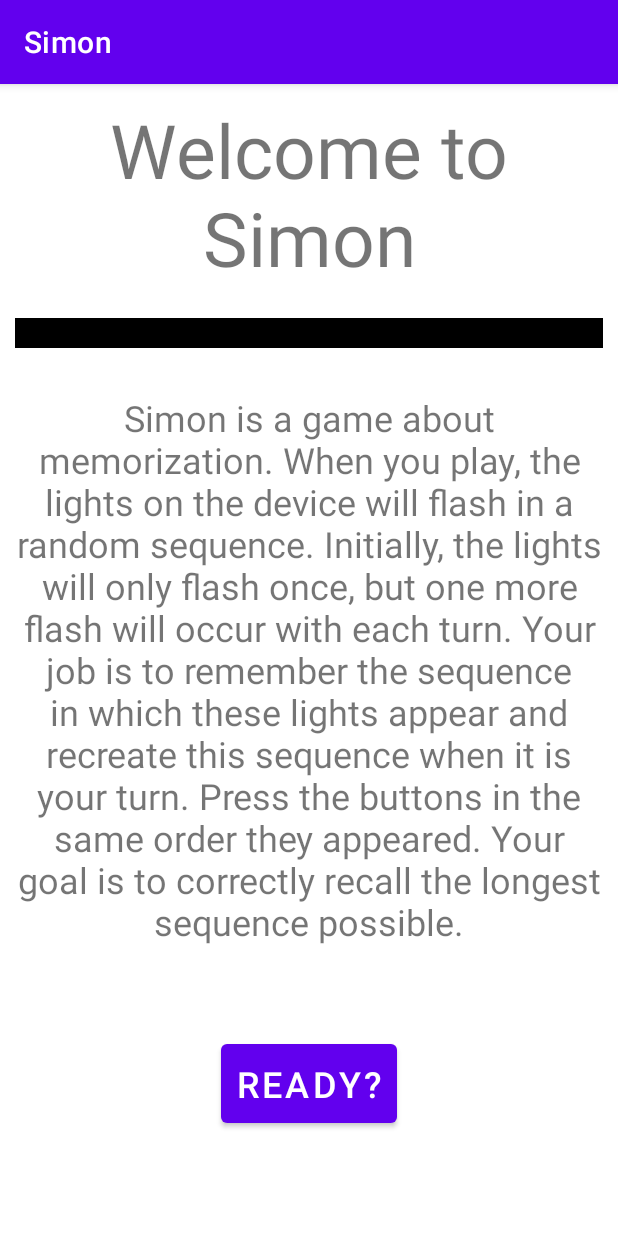
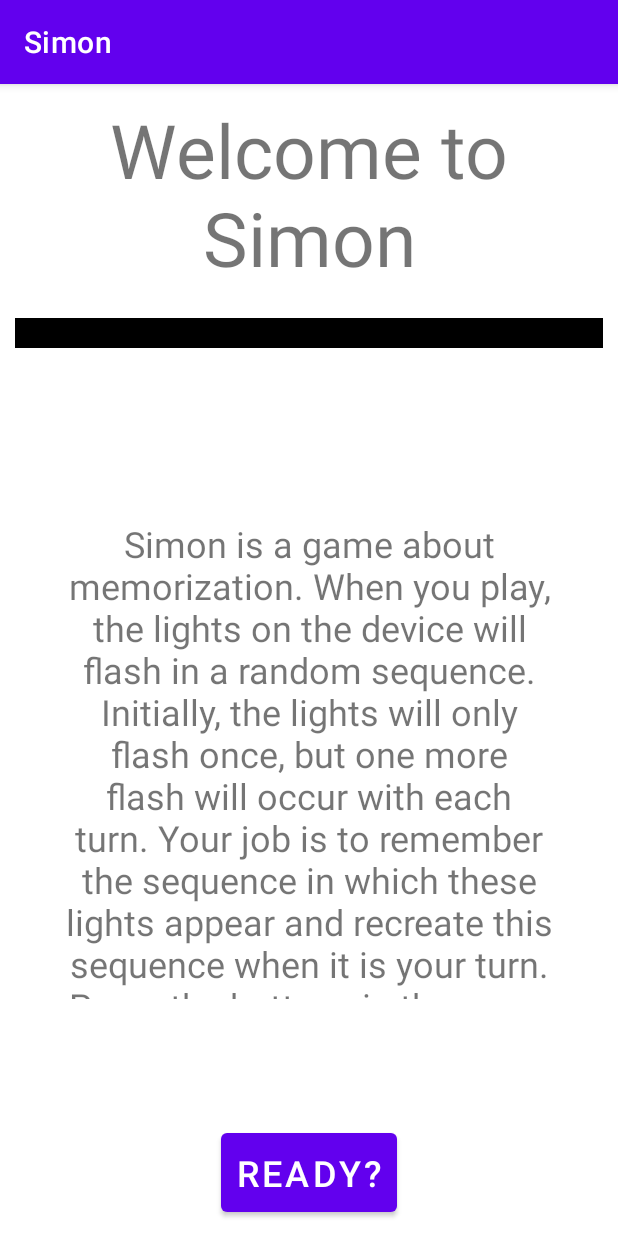
Before and after one commit to erikv05/simon-eaa, an Android app: the screen it shows after launch (MainActivity), on a phone screen of 412 x 824 dp. Run offline under Robolectric (Android 15) with nearby library versions, the phone set to English and light mode, and no system bars; Roboto replaces fonts that are not available here.

Commit message:
fixes scrollview

```diff
--- a/app/src/main/res/layout/fragment_welcome_screen.xml
+++ b/app/src/main/res/layout/fragment_welcome_screen.xml
@@ -22,18 +22,29 @@
         app:layout_constraintStart_toStartOf="parent"
         app:layout_constraintTop_toTopOf="parent" />
 
-    <TextView
-        android:id="@+id/explanationText"
+    <ScrollView
         android:layout_width="wrap_content"
-        android:layout_height="wrap_content"
-        android:layout_margin="30dp"
-        android:layout_marginTop="30dp"
-        android:gravity="center"
-        android:text="@string/explanation"
-        android:textSize="24sp"
+        android:layout_height="350dp"
+        app:layout_constraintBottom_toTopOf="@+id/readyButton"
         app:layout_constraintEnd_toEndOf="parent"
         app:layout_constraintStart_toStartOf="parent"
-        app:layout_constraintTop_toBottomOf="@+id/bar" />
+        app:layout_constraintTop_toBottomOf="@+id/bar">
+
+        <FrameLayout
+            android:layout_width="match_parent"
+            android:layout_height="wrap_content">
+
+            <TextView
+                android:id="@+id/explanationText"
+                android:layout_width="wrap_content"
+                android:layout_height="wrap_content"
+                android:layout_margin="30dp"
+                android:layout_marginTop="30dp"
+                android:gravity="center"
+                android:text="@string/explanation"
+                android:textSize="24sp" />
+        </FrameLayout>
+    </ScrollView>
 
     <FrameLayout
         android:id="@+id/bar"
```
